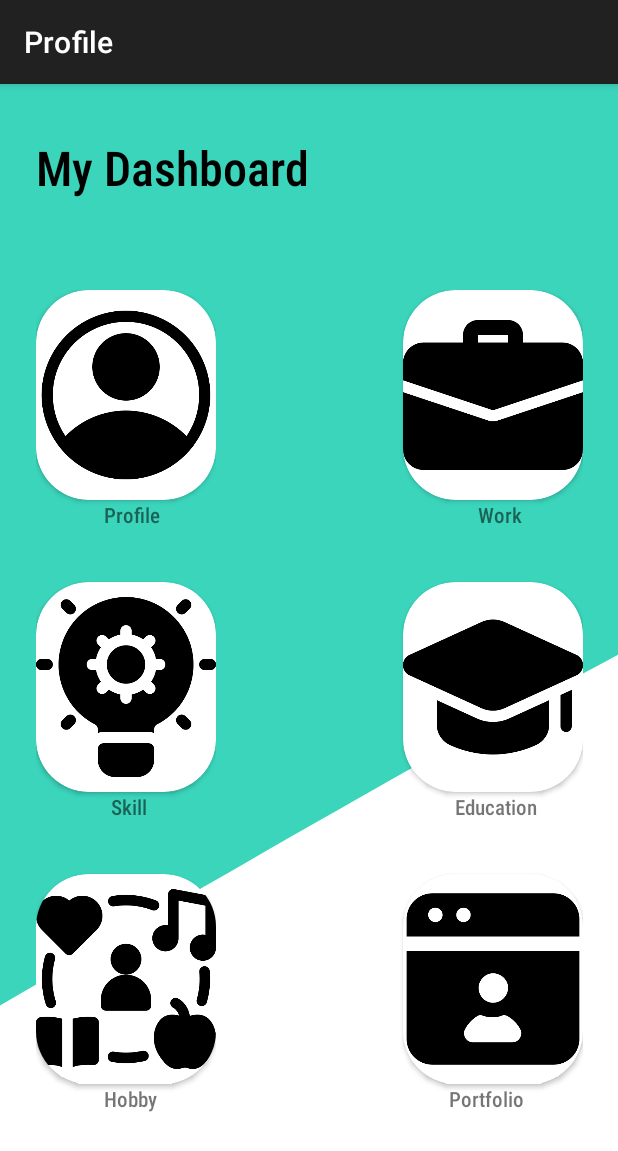
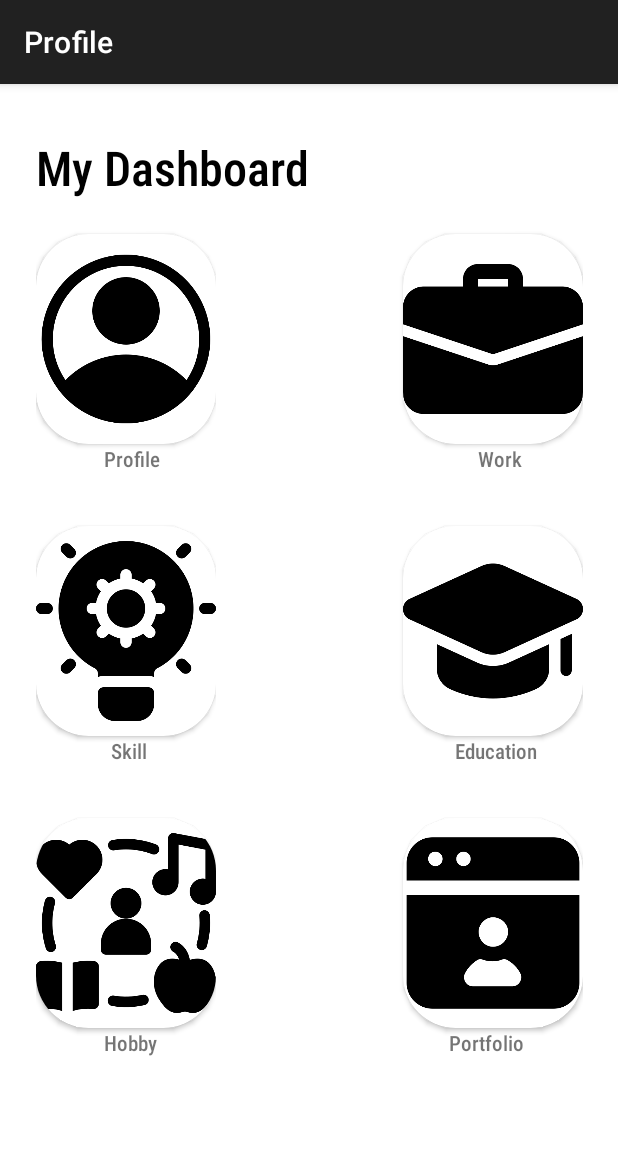
Before and after one commit to Shivam00327/Profile-App, an Android app: the screen it shows after launch (MainActivity), on a phone screen of 412 x 824 dp. Shown: the top 1151 px of the screen. Run offline under Robolectric (Android 15) with nearby library versions, the phone set to English and light mode, and no system bars.

Commit message:
commit successfully

```diff
--- a/app/src/main/java/com/example/profile/rcvAdapter.kt
+++ b/app/src/main/java/com/example/profile/rcvAdapter.kt
@@ -13,7 +13,7 @@ class rcvAdapter(val requiredContext: Context,private val data:ArrayList<data_cl
 
     class exampleViewHolder(itemView: View) :RecyclerView.ViewHolder(itemView) {
 
-        val name: TextView=itemView.findViewById(R.id.text_view_item_1)
+        val name1: TextView=itemView.findViewById(R.id.text_view_item_1)
 
     }
 
@@ -31,7 +31,7 @@ class rcvAdapter(val requiredContext: Context,private val data:ArrayList<data_cl
 
     override fun onBindViewHolder(holder: exampleViewHolder, position: Int) {
 
-        holder.name.text=data[position].name
+        holder.name1.text=data[position].name
 
     }
 }
--- a/app/src/main/res/drawable/wave.xml
+++ /dev/null
@@ -1,9 +0,0 @@
-<vector xmlns:android="http://schemas.android.com/apk/res/android"
-    android:width="300dp"
-    android:height="200dp"
-    android:viewportWidth="100"
-    android:viewportHeight="320">
-  <path
-      android:pathData="M0,256L26.7,229.3C53.3,203 107,149 160,106.7C213.3,64 267,32 320,37.3C373.3,43 427,85 480,122.7C533.3,160 587,192 640,213.3C693.3,235 747,245 800,218.7C853.3,192 907,128 960,133.3C1013.3,139 1067,213 1120,240C1173.3,267 1227,245 1280,240C1333.3,235 1387,245 1413,250.7L1440,256L1440,0L1413.3,0C1386.7,0 1333,0 1280,0C1226.7,0 1173,0 1120,0C1066.7,0 1013,0 960,0C906.7,0 853,0 800,0C746.7,0 693,0 640,0C586.7,0 533,0 480,0C426.7,0 373,0 320,0C266.7,0 213,0 160,0C106.7,0 53,0 27,0L0,0Z"
-      android:fillColor="#3BD5BC"/>
-</vector>
--- a/app/src/main/res/layout/activity_education.xml
+++ b/app/src/main/res/layout/activity_education.xml
@@ -4,7 +4,6 @@
     xmlns:android="http://schemas.android.com/apk/res/android"
     xmlns:tools="http://schemas.android.com/tools"
     android:orientation="vertical"
-    android:background="@drawable/wave"
     xmlns:app="http://schemas.android.com/apk/res-auto">
     <RelativeLayout
         android:layout_width="match_parent"
--- a/app/src/main/res/layout/activity_hobby.xml
+++ b/app/src/main/res/layout/activity_hobby.xml
@@ -3,7 +3,6 @@
     android:layout_width="match_parent"
     android:layout_height="match_parent"
     xmlns:app="http://schemas.android.com/apk/res-auto"
-    android:background="@drawable/wave"
     android:paddingStart="24dp"
     android:orientation="vertical">
 
--- a/app/src/main/res/layout/activity_main.xml
+++ b/app/src/main/res/layout/activity_main.xml
@@ -1,31 +1,32 @@
 <?xml version="1.0" encoding="utf-8"?>
-<LinearLayout xmlns:android="http://schemas.android.com/apk/res/android"
+<ScrollView xmlns:android="http://schemas.android.com/apk/res/android"
     android:layout_width="match_parent"
-    android:layout_height="match_parent"
+    android:layout_height="match_parent">
+
+    <RelativeLayout
         xmlns:app="http://schemas.android.com/apk/res-auto"
-    android:background="@drawable/wave"
-    android:paddingStart="24dp"
-    android:orientation="vertical">
-
-
+        android:layout_width="match_parent"
+        android:layout_height="wrap_content"
+        android:orientation="vertical"
+        android:paddingStart="24dp">
 
 
         <TextView
-        android:layout_marginTop="34dp"
             android:id="@+id/text_view_dashboard"
             android:layout_width="wrap_content"
             android:layout_height="wrap_content"
+            android:layout_marginTop="34dp"
+            android:fontFamily="sans-serif-condensed-medium"
             android:text="My Dashboard"
             android:textColor="@color/black"
-        android:textSize="32sp"
-        android:fontFamily="sans-serif-condensed-medium">
-    </TextView>
+            android:textSize="32sp"/>
 
         <LinearLayout
             android:layout_width="wrap_content"
             android:layout_height="wrap_content"
             android:orientation="horizontal"
             android:paddingTop="60dp">
+
             <LinearLayout
                 android:layout_width="wrap_content"
                 android:layout_height="wrap_content"
@@ -35,135 +36,151 @@
                     android:id="@+id/card_view_profile"
                     android:layout_width="120dp"
                     android:layout_height="140dp"
+                    android:layout_marginTop="40dp"
                     app:cardCornerRadius="35dp">
+
                     <ImageView
                         android:layout_width="120dp"
                         android:layout_height="140dp"
                         android:scaleType="fitCenter"
-                    android:src="@drawable/account"/>
+                        android:src="@drawable/account" />
 
                 </androidx.cardview.widget.CardView>
+
                 <TextView
                     android:layout_width="wrap_content"
                     android:layout_height="wrap_content"
-                android:layout_marginLeft="45dp"
+                    android:layout_marginStart="45dp"
                     android:fontFamily="sans-serif-condensed-medium"
-                android:text="Profile"/>
+                    android:text="Profile" />
+
                 <androidx.cardview.widget.CardView
                     android:id="@+id/card_view_Skill"
                     android:layout_width="120dp"
                     android:layout_height="140dp"
                     android:layout_marginTop="35dp"
                     app:cardCornerRadius="35dp">
+
                     <ImageView
                         android:layout_width="120dp"
                         android:layout_height="140dp"
                         android:scaleType="fitCenter"
-                    android:src="@drawable/solution"/>
+                        android:src="@drawable/solution" />
 
                 </androidx.cardview.widget.CardView>
+
                 <TextView
                     android:layout_width="wrap_content"
                     android:layout_height="wrap_content"
-                android:layout_marginLeft="50dp"
+                    android:layout_marginStart="50dp"
                     android:fontFamily="sans-serif-condensed-medium"
-                android:text="Skill"/>
+                    android:text="Skill" />
+
                 <androidx.cardview.widget.CardView
                     android:id="@+id/card_view_hobby"
                     android:layout_width="120dp"
                     android:layout_height="140dp"
                     android:layout_marginTop="35dp"
                     app:cardCornerRadius="35dp">
+
                     <ImageView
                         android:layout_width="120dp"
                         android:layout_height="140dp"
                         android:scaleType="fitCenter"
-                    android:src="@drawable/lifestyle"/>
+                        android:src="@drawable/lifestyle" />
 
                 </androidx.cardview.widget.CardView>
+
                 <TextView
                     android:layout_width="wrap_content"
                     android:layout_height="wrap_content"
-                android:layout_marginLeft="45dp"
+                    android:layout_marginStart="45dp"
                     android:fontFamily="sans-serif-condensed-medium"
-                android:text="Hobby"/>
+                    android:text="Hobby" />
 
             </LinearLayout>
+
             <LinearLayout
                 android:layout_width="wrap_content"
                 android:layout_height="wrap_content"
-            android:orientation="vertical"
-            android:layout_marginLeft="65dp">
+                android:layout_marginLeft="65dp"
+                android:orientation="vertical">
 
                 <androidx.cardview.widget.CardView
                     android:id="@+id/card_view_work"
                     android:layout_width="120dp"
                     android:layout_height="140dp"
-                app:cardCornerRadius="35dp"
-                android:layout_marginLeft="59dp">
+                    android:layout_marginStart="59dp"
+                    android:layout_marginTop="40dp"
+                    app:cardCornerRadius="35dp">
+
                     <ImageView
 
                         android:layout_width="120dp"
                         android:layout_height="140dp"
                         android:scaleType="fitCenter"
-                    android:src="@drawable/suitcase"/>
+                        android:src="@drawable/suitcase" />
 
                 </androidx.cardview.widget.CardView>
+
                 <TextView
                     android:layout_width="wrap_content"
                     android:layout_height="wrap_content"
-                android:layout_marginLeft="109dp"
+                    android:layout_marginStart="109dp"
                     android:fontFamily="sans-serif-condensed-medium"
-                android:text="Work"/>
+                    android:text="Work" />
 
 
                 <androidx.cardview.widget.CardView
                     android:id="@+id/card_view_education"
                     android:layout_width="120dp"
                     android:layout_height="140dp"
-                android:layout_marginLeft="59dp"
+                    android:layout_marginStart="59dp"
                     android:layout_marginTop="35dp"
                     app:cardCornerRadius="35dp">
+
                     <ImageView
                         android:layout_width="120dp"
                         android:layout_height="140dp"
                         android:scaleType="fitCenter"
-                    android:src="@drawable/graduation"/>
+                        android:src="@drawable/graduation" />
 
                 </androidx.cardview.widget.CardView>
+
                 <TextView
                     android:layout_width="wrap_content"
                     android:layout_height="wrap_content"
-                android:layout_marginLeft="94dp"
+                    android:layout_marginStart="94dp"
                     android:fontFamily="sans-serif-condensed-medium"
-                android:text="Education"/>
+                    android:text="Education" />
+
                 <androidx.cardview.widget.CardView
                     android:id="@+id/card_view_achievement"
                     android:layout_width="120dp"
                     android:layout_height="140dp"
+                    android:layout_marginStart="59dp"
                     android:layout_marginTop="35dp"
-                android:layout_marginLeft="59dp"
                     app:cardCornerRadius="35dp">
+
                     <ImageView
                         android:layout_width="120dp"
                         android:layout_height="140dp"
                         android:scaleType="fitCenter"
-                    android:src="@drawable/online_resume"/>
+                        android:src="@drawable/online_resume" />
 
                 </androidx.cardview.widget.CardView>
+
                 <TextView
                     android:layout_width="wrap_content"
                     android:layout_height="wrap_content"
-                android:layout_marginLeft="90dp"
+                    android:layout_marginStart="90dp"
                     android:fontFamily="sans-serif-condensed-medium"
-                android:text="Portfolio"/>
+                    android:text="Portfolio" />
 
             </LinearLayout>
         </LinearLayout>
 
 
+    </RelativeLayout>
 
-
-
-
-</LinearLayout>
+</ScrollView>
--- a/app/src/main/res/layout/activity_skills.xml
+++ b/app/src/main/res/layout/activity_skills.xml
@@ -3,7 +3,6 @@
     android:layout_width="match_parent"
     android:layout_height="match_parent"
     android:id="@+id/recycler_view_project"
-    android:background="@drawable/wave"
 
     xmlns:tools="http://schemas.android.com/tools"
     android:layout_margin="15dp"/>
--- a/app/src/main/res/layout/activity_work.xml
+++ b/app/src/main/res/layout/activity_work.xml
@@ -4,7 +4,6 @@
     xmlns:android="http://schemas.android.com/apk/res/android"
     xmlns:tools="http://schemas.android.com/tools"
     android:orientation="vertical"
-    android:background="@drawable/wave"
     xmlns:app="http://schemas.android.com/apk/res-auto">
     <RelativeLayout
         android:layout_width="match_parent"
```
Also changed, not shown: app/src/main/java/com/example/profile/portfolioAdapter.kt (+3 -8 lines), app/src/main/res/layout/activity_profile2.xml (+6 -6 lines). Lines whose indentation alone changed are shown as unchanged.
